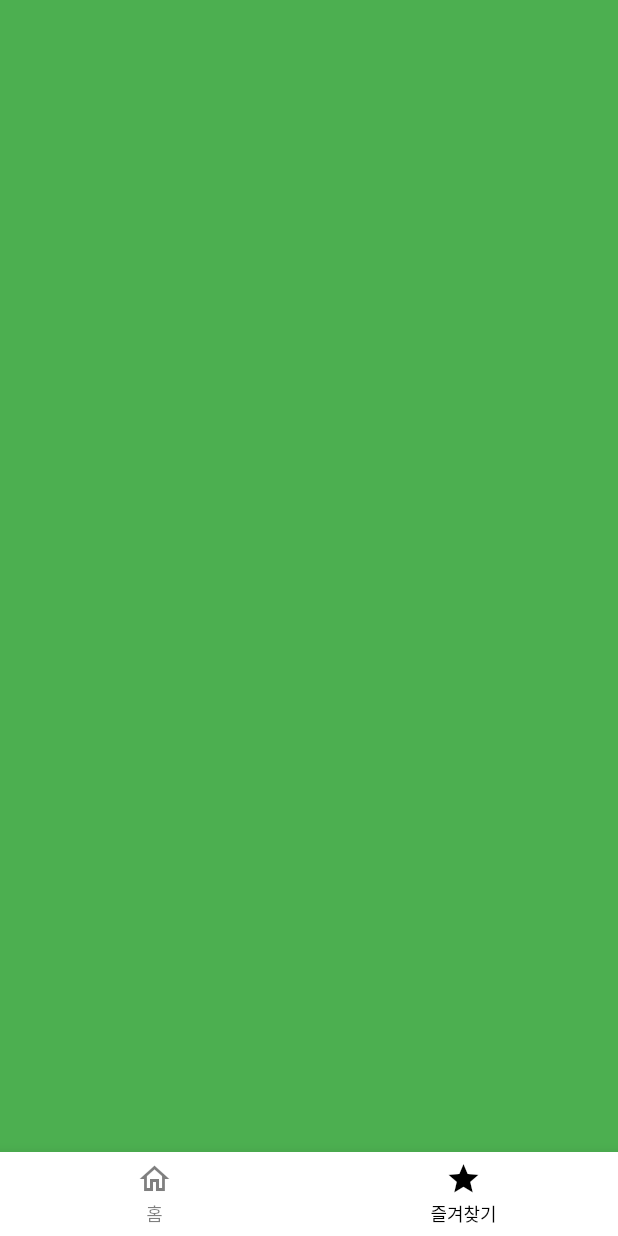
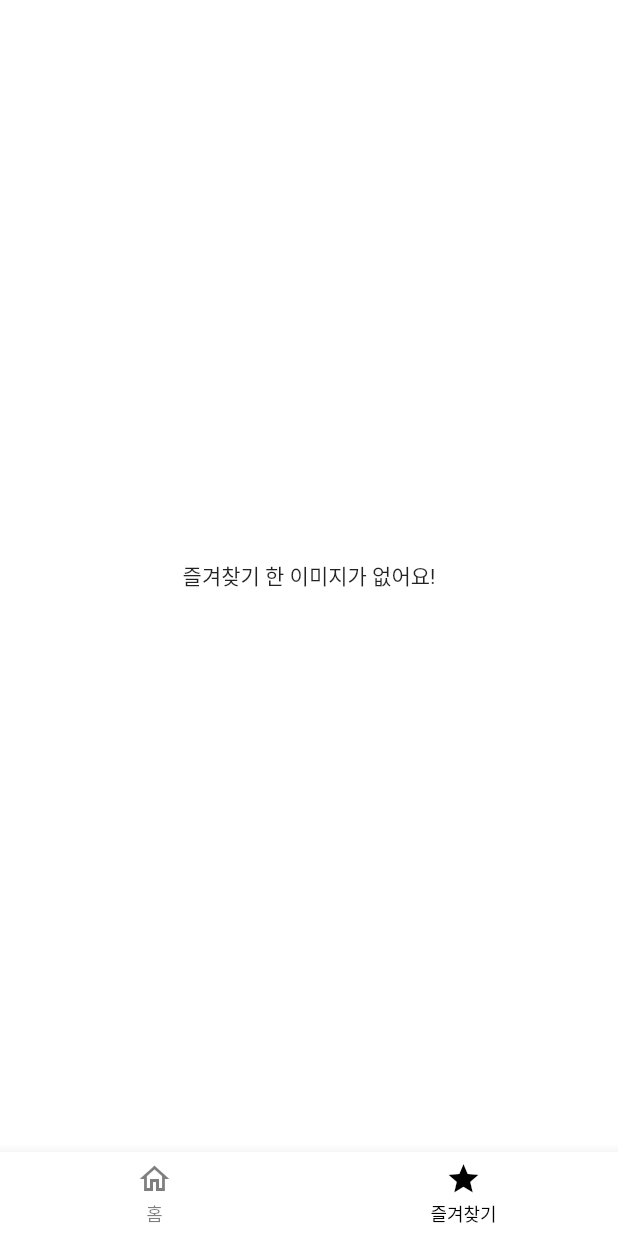
Before and after one commit to jiyeonjoy/flutter_sqflite_app, a Flutter app: the screen it shows after launch, item 2 of the bottom bar chosen, on a phone screen of 412 x 824 dp. Run offline on Flutter 3.47's test engine with Material 2 defaults, Android fonts, the phone set to English and light mode, and no system bars; our stand-ins replace cached_network_image, dio, flutter_svg, freezed_annotation, get, logger and 3 more; generated files the repository leaves out were written again.

Commit message:
즐겨찾기 페이지 추가

```diff
--- a/lib/app/common/config/app_text.dart
+++ b/lib/app/common/config/app_text.dart
@@ -9,4 +9,5 @@ class AppTexts {
   final String favorites = '즐겨찾기';
   final String searchTextFieldHint = '검색어를 입력해 주세요!';
   final String searchImageNotFound = '찾으시는 이미지가 없어요!';
+  final String favoriteImageEmpty = '즐겨찾기 한 이미지가 없어요!';
 }
--- a/lib/app/common/ui/image_item_view.dart
+++ b/lib/app/common/ui/image_item_view.dart
@@ -5,14 +5,14 @@ import 'package:flutter_jab_app/app/common/config/r.dart';
 import 'package:flutter_jab_app/app/common/constants.dart';
 import 'package:flutter_jab_app/app/common/ui/edge_insets.dart';
 import 'package:flutter_jab_app/app/common/ui/touch_well.dart';
+import 'package:flutter_jab_app/app/root/controller/root_page_controller.dart';
 import 'package:flutter_jab_app/data/dto/common/favorite_image_data.dart';
 import 'package:get/get.dart';
 import 'package:intl/intl.dart';
 
 class ImageItemView extends StatelessWidget {
   final FavoriteImageData imageDataDto;
-  final Function(FavoriteImageData) tapFavorite;
-  const ImageItemView(this.imageDataDto, this.tapFavorite, {Key? key}) : super(key: key);
+  const ImageItemView(this.imageDataDto, {Key? key}) : super(key: key);
 
   @override
   Widget build(BuildContext context) {
@@ -72,7 +72,7 @@ class ImageItemView extends StatelessWidget {
               const SizedBox(width: 16),
               TouchWell(
                 onTap: () {
-                  tapFavorite(imageDataDto);
+                  RootPageController.to.changeFavoriteList(imageDataDto);
                 },
                 circleBoard: true,
                 child: Container(
--- a/lib/app/favorites/ui/favorites_page.dart
+++ b/lib/app/favorites/ui/favorites_page.dart
@@ -1,5 +1,10 @@
 import 'package:flutter/material.dart';
+import 'package:flutter_jab_app/app/common/config/r.dart';
+import 'package:flutter_jab_app/app/common/ui/edge_insets.dart';
+import 'package:flutter_jab_app/app/common/ui/image_item_view.dart';
 import 'package:flutter_jab_app/app/favorites/controller/favorites_page_controller.dart';
+import 'package:flutter_jab_app/app/root/controller/root_page_controller.dart';
+import 'package:flutter_jab_app/data/dto/common/favorite_image_data.dart';
 import 'package:get/get.dart';
 
 class FavoritesPage extends GetView<FavoritesPageController> {
@@ -7,8 +12,32 @@ class FavoritesPage extends GetView<FavoritesPageController> {
 
   @override
   Widget build(BuildContext context) {
-    return Container(
-      color: Colors.green,
+    return SafeArea(
+      child: Container(
+        margin: edgeInsets(
+          horizontal: 16,
+          vertical: 20,
+        ),
+        child: Obx(() {
+          List<FavoriteImageData> favoriteList = RootPageController.to.favoriteList;
+          if (favoriteList.isEmpty) {
+            return Center(
+              child: Text(
+                R.string.favoriteImageEmpty,
+              ),
+            );
+          } else {
+            return ListView.builder(
+              itemBuilder: (_, index) {
+                return ImageItemView(
+                  favoriteList[index],
+                );
+              },
+              itemCount: favoriteList.length,
+            );
+          }
+        }),
+      ),
     );
   }
 }
--- a/lib/app/home/ui/home_page.dart
+++ b/lib/app/home/ui/home_page.dart
@@ -37,7 +37,6 @@ class HomePage extends GetView<HomePageController> {
                     itemBuilder: (_, index) {
                       return ImageItemView(
                         imageList[index],
-                        controller.tapFavorite,
                       );
                     },
                     itemCount: imageList.length,
```
Also changed, not shown: lib/app/root/controller/root_page_controller.dart (+32 -0 lines).
